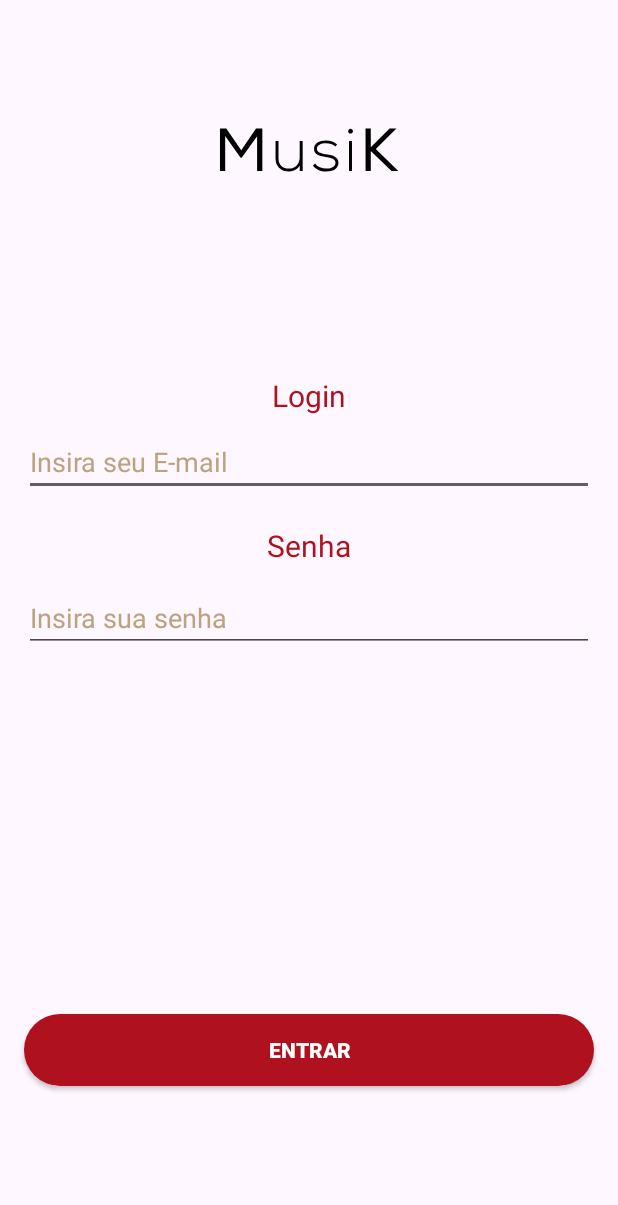
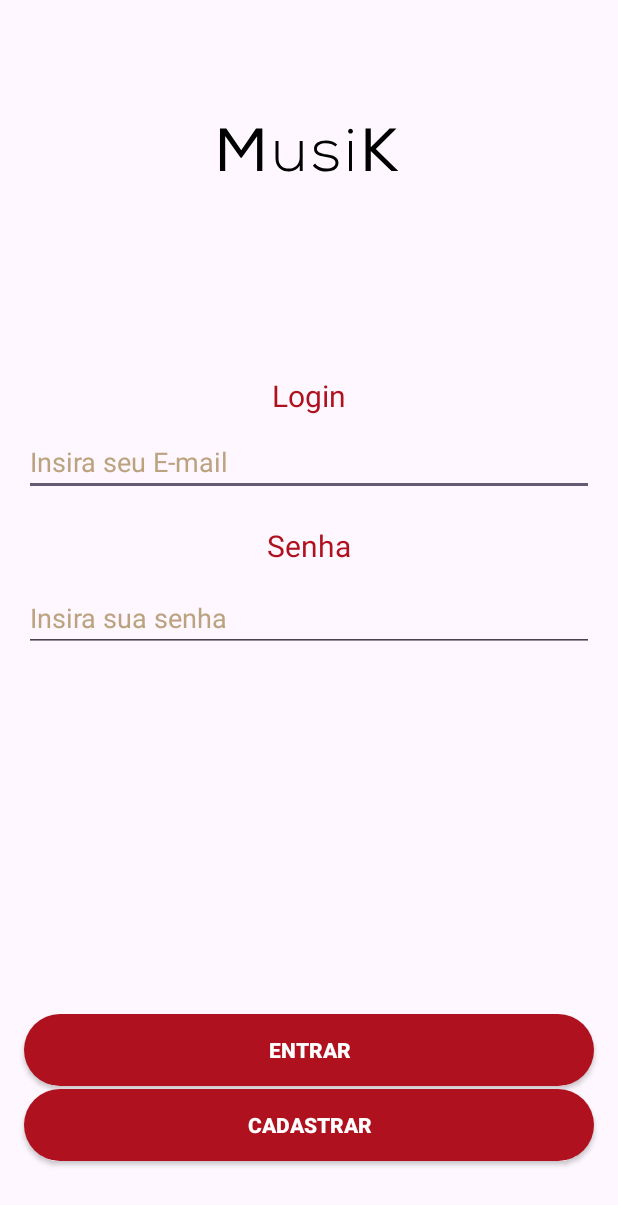
Before and after one commit to SantosKarolayne/APP_Musik, an Android app: the screen it shows after launch (MainActivity), on a phone screen of 412 x 824 dp. Shown: the top 1205 px of the screen. Run offline under Robolectric (Android 15) with nearby library versions, the phone set to English and light mode, and no system bars.

Commit message:
crie um campo de cadastro, ai tem que editar o layout

```diff
--- a/app/src/main/AndroidManifest.xml
+++ b/app/src/main/AndroidManifest.xml
@@ -12,6 +12,9 @@
         android:supportsRtl="true"
         android:theme="@style/Theme.AplicativoMusik"
         tools:targetApi="31">
+        <activity
+            android:name=".Cadastrar"
+            android:exported="false" />
         <activity
             android:name=".EnviarMensagens"
             android:exported="false" />
--- a/app/src/main/java/com/example/aplicativomusik/MainActivity.kt
+++ b/app/src/main/java/com/example/aplicativomusik/MainActivity.kt
@@ -15,6 +15,13 @@ class MainActivity : AppCompatActivity() {
         super.onCreate(savedInstanceState)
         setContentView(R.layout.activity_main)
 
+        val fazerCadastro: AppCompatButton = findViewById(R.id.botacadastro)
+
+        fazerCadastro.setOnClickListener{
+            val intent = Intent(this,Cadastrar::class.java)
+            startActivity(intent)
+        }
+
         val entrar: AppCompatButton = findViewById(R.id.botaoentrarlogin)
 
         entrar.setOnClickListener{
--- a/app/src/main/res/layout/activity_main.xml
+++ b/app/src/main/res/layout/activity_main.xml
@@ -77,6 +77,22 @@
         app:layout_constraintEnd_toEndOf="parent"
         app:layout_constraintStart_toStartOf="parent" />
 
+    <androidx.appcompat.widget.AppCompatButton
+        android:id="@+id/botacadastro"
+        android:layout_width="0dp"
+        android:layout_height="wrap_content"
+        android:layout_gravity="center"
+        android:layout_marginStart="16dp"
+        android:layout_marginEnd="16dp"
+        android:layout_marginBottom="50dp"
+        android:background="@drawable/background_button"
+        android:text="Cadastrar"
+        android:textColor="@color/white"
+        android:textStyle="bold"
+        app:layout_constraintBottom_toBottomOf="parent"
+        app:layout_constraintEnd_toEndOf="parent"
+        app:layout_constraintStart_toStartOf="parent" />
+
     <ImageView
         android:id="@+id/imageView2"
         android:layout_width="wrap_content"
```
Also changed, not shown: app/src/main/java/com/example/aplicativomusik/Cadastrar.kt (added, +20 -0 lines), app/src/main/res/layout/activity_cadastrar.xml (added, +72 -0 lines).
